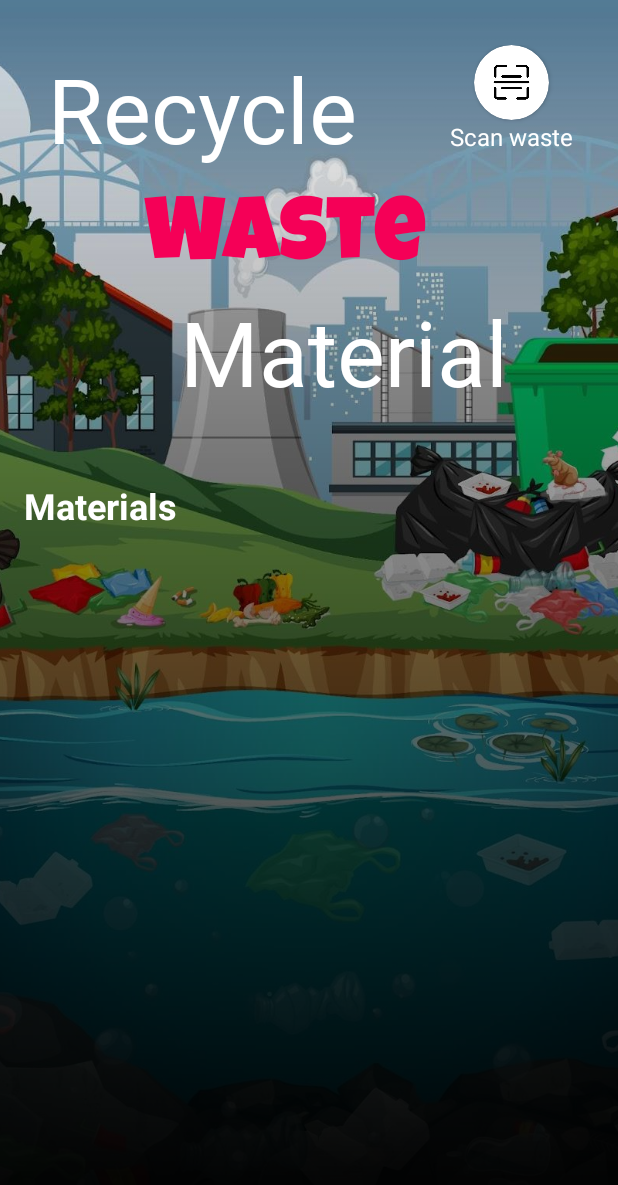
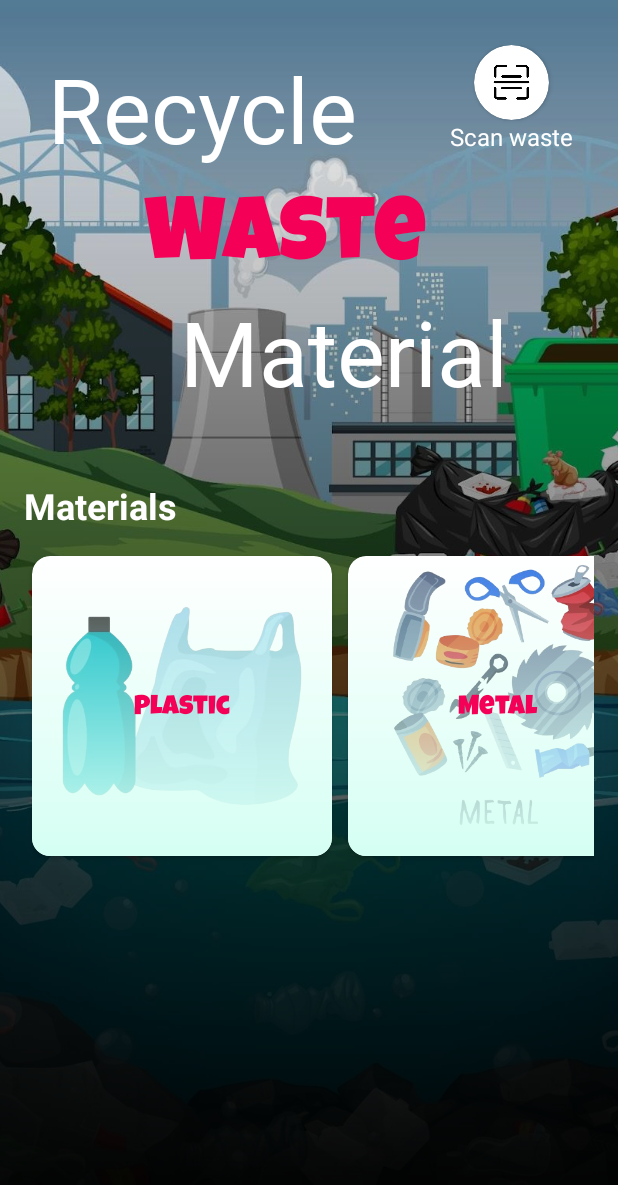
Before and after one commit to kdbrian/Recycle, an Android app: the fragment RecycleOverview shown on its own in the app's theme, on a phone screen of 412 x 824 dp. Shown: the top 1185 px of the screen. Run offline under Robolectric (Android 15) with nearby library versions, the phone set to English and light mode, and no system bars; our stand-ins replace data binding; pictures from the network do not load.

Commit message:
update recycle waste add info

```diff
--- /dev/null
+++ b/app/src/main/java/io/github/junrdev/recycler/domain/model/WasteCategory.kt
@@ -0,0 +1,22 @@
+package io.github.junrdev.recycler.domain.model
+
+import android.os.Parcelable
+import androidx.annotation.DrawableRes
+import io.github.junrdev.recycler.R
+import kotlinx.parcelize.Parcelize
+
+@Parcelize
+data class WasteCategory(
+    @DrawableRes val image : Int?=null,
+    @DrawableRes val backgroundTint : Int?=null,
+    val imageUrl : String?=null,
+    val category : String
+) : Parcelable{
+    companion object{
+        fun getCategories() = listOf(
+            WasteCategory(image = R.drawable.plastic_waste, backgroundTint = R.color.plasticWasteColor, category = "Plastic"),
+            WasteCategory(image = R.drawable.metal_waste, category = "Metal", backgroundTint = R.color.metallicWasteColor),
+            WasteCategory(image = R.drawable.glass_waste, category = "Glass", backgroundTint = R.color.glassWasteColor),
+        )
+    }
+}
--- a/app/src/main/java/io/github/junrdev/recycler/features/recycle/RecycleOverview.kt
+++ b/app/src/main/java/io/github/junrdev/recycler/features/recycle/RecycleOverview.kt
@@ -8,6 +8,8 @@ import androidx.fragment.app.Fragment
 import androidx.navigation.fragment.findNavController
 import io.github.junrdev.recycler.R
 import io.github.junrdev.recycler.databinding.FragmentRecycleOverviewBinding
+import io.github.junrdev.recycler.domain.model.WasteCategory
+import io.github.junrdev.recycler.features.recycle.adapter.WasteCategoriesAdapter
 
 
 class RecycleOverview : Fragment() {
@@ -35,6 +37,12 @@ class RecycleOverview : Fragment() {
                     .navigate(R.id.action_homeScreen_to_scanScreen)
             }
 
+
+            wasteCategories.adapter = WasteCategoriesAdapter(
+                context = requireContext(),
+                wasteCategories = WasteCategory.getCategories()
+            )
+
         }
     }
 
--- /dev/null
+++ b/app/src/main/java/io/github/junrdev/recycler/features/recycle/adapter/WasteCategoriesAdapter.kt
@@ -0,0 +1,51 @@
+package io.github.junrdev.recycler.features.recycle.adapter
+
+import android.content.Context
+import android.view.LayoutInflater
+import android.view.ViewGroup
+import androidx.recyclerview.widget.RecyclerView
+import com.bumptech.glide.Glide
+import io.github.junrdev.recycler.R
+import io.github.junrdev.recycler.databinding.WasteMaterialItemBinding
+import io.github.junrdev.recycler.domain.model.WasteCategory
+
+class WasteCategoriesAdapter(
+    private val context: Context,
+    private val wasteCategories: List<WasteCategory>
+)  : RecyclerView.Adapter<WasteCategoriesAdapter.VH>(){
+
+    inner class VH(private val binding : WasteMaterialItemBinding): RecyclerView.ViewHolder(binding.root){
+        fun bindItem(x : WasteCategory){
+            binding.apply {
+
+                category=x
+
+                x.image?.let {
+                    Glide.with(context)
+                        .load(it)
+                        .into(imageView19)
+                }
+
+
+                x.imageUrl?.let {
+                    Glide.with(context)
+                        .load(it)
+                        .into(imageView19)
+                }
+
+            }
+        }
+    }
+
+    override fun onCreateViewHolder(parent: ViewGroup, viewType: Int): VH {
+        val view = LayoutInflater.from(parent.context)
+            .inflate(R.layout.waste_material_item, parent, false)
+        return VH(WasteMaterialItemBinding.bind(view))
+    }
+
+    override fun getItemCount(): Int = wasteCategories.size
+
+    override fun onBindViewHolder(holder: VH, position: Int) {
+        holder.bindItem(wasteCategories[position])
+    }
+}
--- a/app/src/main/res/layout/fragment_recycle_overview.xml
+++ b/app/src/main/res/layout/fragment_recycle_overview.xml
@@ -84,12 +84,13 @@
             android:textStyle="bold" />
 
         <androidx.recyclerview.widget.RecyclerView
+            android:id="@+id/wasteCategories"
             android:layout_width="match_parent"
             android:layout_height="wrap_content"
             android:layout_marginTop="12dp"
             android:orientation="horizontal"
             app:layoutManager="androidx.recyclerview.widget.LinearLayoutManager"
-            tools:listitem="@layout/waste_category_item" />
+            tools:listitem="@layout/waste_material_item" />
 
 
     </LinearLayout>
--- /dev/null
+++ b/app/src/main/res/layout/waste_material_item.xml
@@ -0,0 +1,43 @@
+<?xml version="1.0" encoding="utf-8"?>
+<layout xmlns:tools="http://schemas.android.com/tools">
+    <data>
+        <variable
+            name="category"
+            type="io.github.junrdev.recycler.domain.model.WasteCategory" />
+    </data>
+    <androidx.cardview.widget.CardView xmlns:android="http://schemas.android.com/apk/res/android"
+        xmlns:app="http://schemas.android.com/apk/res-auto"
+        android:layout_width="200dp"
+        android:layout_margin="5dp"
+        app:cardCornerRadius="12dp"
+        android:layout_height="200dp">
+
+        <ImageView
+            android:id="@+id/imageView19"
+            android:layout_width="match_parent"
+            android:layout_height="match_parent"
+            android:scaleType="centerCrop"
+            app:srcCompat="@drawable/plastic_waste" />
+
+        <LinearLayout
+            android:id="@+id/linearLayout9"
+            android:layout_width="match_parent"
+            android:backgroundTint="@color/plasticWasteColor"
+            android:background="@drawable/fading_linear_gradient"
+            android:layout_height="match_parent"
+            android:orientation="vertical"/>
+
+        <TextView
+            android:id="@+id/textView27"
+            android:layout_width="wrap_content"
+            android:layout_gravity="center"
+            android:textSize="18sp"
+            android:fontFamily="@font/luckiestguyregular"
+            android:layout_height="wrap_content"
+            android:textColor="@color/errorColor"
+            android:text='@{category.category}'
+            tools:text="Plastic"
+            />
+
+    </androidx.cardview.widget.CardView>
+</layout>
```
Also changed, not shown: app/src/main/java/io/github/junrdev/recycler/features/recycle/FillOutWasteInfo.kt (added, +33 -0 lines), app/src/main/res/drawable/filled_rounded_background.xml (added, +8 -0 lines), app/src/main/res/layout/fragment_fill_out_waste_info.xml (added, +190 -0 lines), app/src/main/res/layout/fragment_home_summary.xml (+24 -12 lines), app/src/main/res/values/strings.xml (+9 -0 lines).
